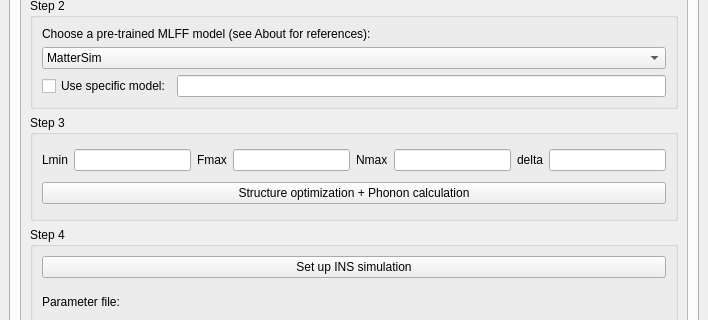
This is src/inspired/gui/inspired.ui in neutrons/inspired as Qt 5 draws it before an edit; both pictures show x 0 to 708 and y 186 to 506 of the 708 by 879 pixel window. The edited form follows.
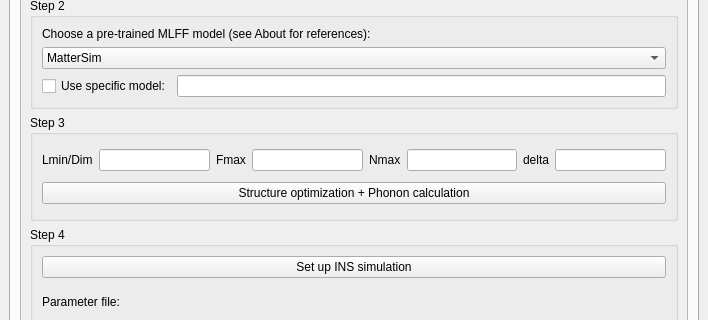
This is the edited form. The open tabs and pages were chosen to show the change.

Patch:
```diff
--- a/src/inspired/gui/inspired.ui
+++ b/src/inspired/gui/inspired.ui
@@ -555,7 +555,7 @@
                     <string>Minimum dimension in supercell (A)</string>
                    </property>
                    <property name="text">
-                    <string>Lmin</string>
+                    <string>Lmin/Dim</string>
                    </property>
                   </widget>
                  </item>
```
Left out of the diff: 2 changed lines with no effect on the pictures.
